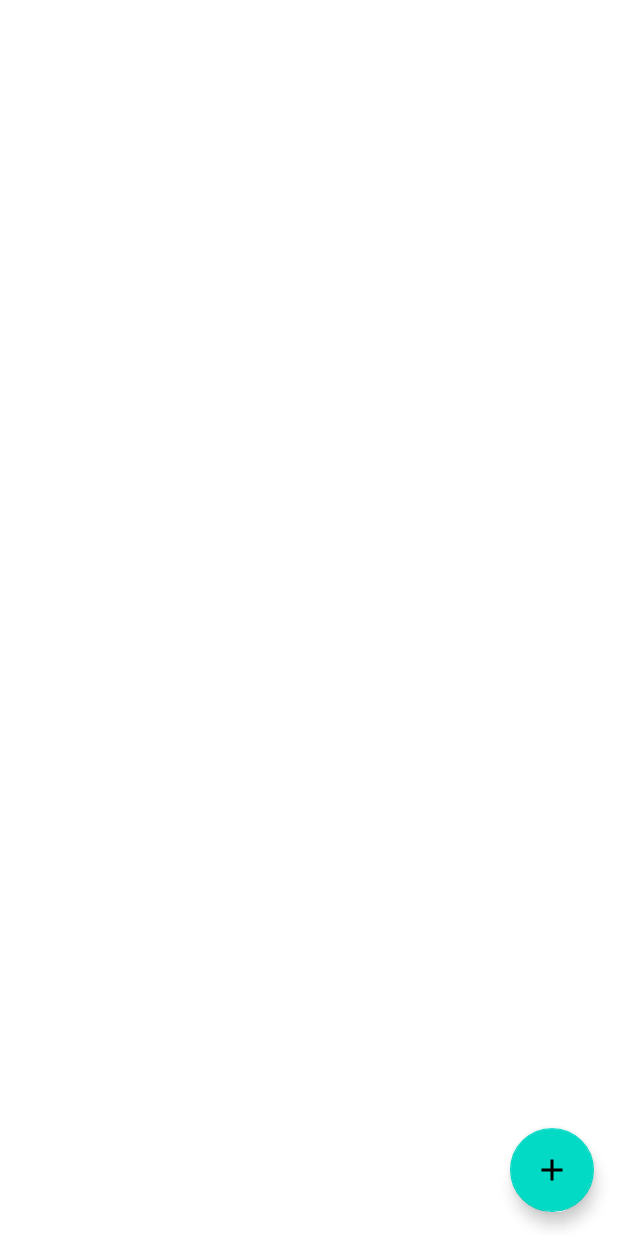
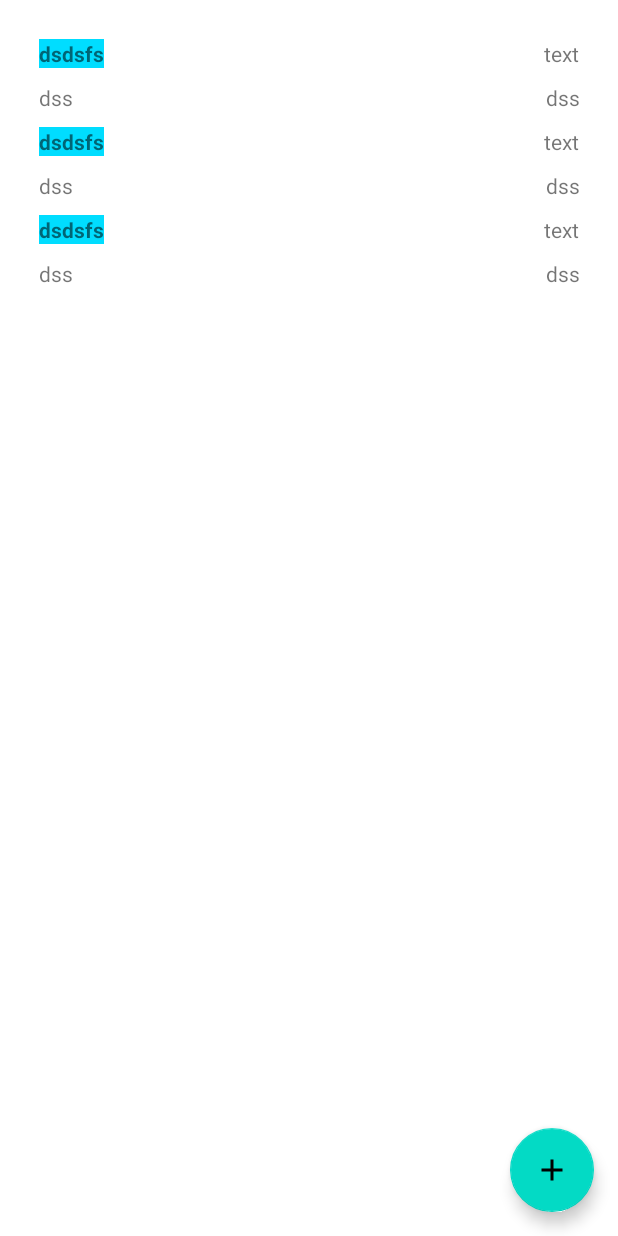
Before and after one commit to Marco-Macedo/PROJETO, an Android app: the layout activity_main.xml on its own in the app's theme, with its tools: preview values and no code run, on a phone screen of 412 x 824 dp. Run offline under Robolectric (Android 15) with nearby library versions, the phone set to English and light mode, and no system bars.

```diff
--- a/app/src/main/java/com/example/projeto/MainActivity.kt
+++ b/app/src/main/java/com/example/projeto/MainActivity.kt
@@ -100,7 +100,11 @@ class MainActivity : AppCompatActivity() {
                 startActivity(intent)
                 true
             }
-
+            R.id.remove_all -> {
+                Toast.makeText(this, "Notas Limpas...", Toast.LENGTH_SHORT ).show()
+                titleViewModel.deleteAll()
+                true
+            }
             else -> super.onOptionsItemSelected(item)
         }
     }
--- a/app/src/main/java/com/example/projeto/adapters/TitleAdapter.kt
+++ b/app/src/main/java/com/example/projeto/adapters/TitleAdapter.kt
@@ -38,6 +38,7 @@ class TitleAdapter internal constructor(
         holder.TextView2.text=current.notes
         holder.TextView3.text = current.date
 
+
     }
 
     internal fun setTitles(titles: List<Title>) {
--- a/app/src/main/java/com/example/projeto/dao/TitleDao.kt
+++ b/app/src/main/java/com/example/projeto/dao/TitleDao.kt
@@ -8,7 +8,7 @@ import androidx.room.Query
 import com.example.projeto.entities.Title
 
 @Dao
-interface TitleDao {
+interface  TitleDao {
     @Query("SELECT * from title_table ORDER BY title ASC")
     fun getAlphabetizedTitles(): LiveData<List<Title>>
 
--- a/app/src/main/java/com/example/projeto/db/TitleRepository.kt
+++ b/app/src/main/java/com/example/projeto/db/TitleRepository.kt
@@ -13,6 +13,8 @@ class TitleRepository(private val titleDao: TitleDao) {
 
     suspend fun insert(title: Title) {
         titleDao.insert(title)
-
+    }
+    suspend fun deleteAll(){
+        titleDao.deleteAll()
     }
 }
--- a/app/src/main/java/com/example/projeto/viewModel/TitleViewModel.kt
+++ b/app/src/main/java/com/example/projeto/viewModel/TitleViewModel.kt
@@ -31,4 +31,9 @@ class TitleViewModel(application: Application) : AndroidViewModel(application) {
     fun insert(title: Title) = viewModelScope.launch(Dispatchers.IO) {
         repository.insert(title)
     }
+
+    //delete All
+    fun deleteAll() = viewModelScope.launch(Dispatchers.IO){
+    repository.deleteAll()
+    }
 }
--- a/app/src/main/res/layout/activity_add_title.xml
+++ b/app/src/main/res/layout/activity_add_title.xml
@@ -11,7 +11,7 @@
         android:fontFamily="sans-serif-light"
         android:inputType="textAutoComplete"
         android:textSize="18sp"
-        android:text="Title"/>
+        />
 
     <EditText
         android:id="@+id/notes"
@@ -20,7 +20,7 @@
         android:fontFamily="sans-serif-light"
         android:inputType="textAutoComplete"
         android:textSize="18sp"
-        android:text="Note"/>
+        />
 
     <EditText
         android:id="@+id/date"
@@ -29,7 +29,7 @@
         android:fontFamily="sans-serif-light"
         android:inputType="textAutoComplete"
         android:textSize="18sp"
-        android:text="Date"/>
+        />
 
     <Button
         android:id="@+id/button_save"
--- a/app/src/main/res/layout/recyclerline.xml
+++ b/app/src/main/res/layout/recyclerline.xml
@@ -11,14 +11,16 @@
         android:textStyle="bold"
         android:layout_width="wrap_content"
         android:layout_height="wrap_content"
-        android:background="@android:color/holo_blue_bright"></TextView>
+        android:background="@android:color/holo_blue_bright"
+        android:text="dsdsfs"></TextView>
 
     <TextView
         android:id="@+id/notes"
         android:layout_below="@id/title"
         android:layout_alignLeft="@+id/title"
         android:layout_width="wrap_content"
-        android:layout_height="wrap_content"></TextView>
+        android:layout_height="wrap_content"
+        android:text="dss"></TextView>
 
     <TextView
         android:id="@+id/date"
@@ -26,5 +28,17 @@
         android:layout_alignParentRight="true"
         android:layout_marginRight="10dp"
         android:layout_width="wrap_content"
-        android:layout_height="wrap_content"></TextView>
+        android:layout_height="wrap_content"
+        android:text="text"></TextView>
+
+    <TextView
+        android:id="@+id/id"
+        android:layout_width="wrap_content"
+        android:layout_height="wrap_content"
+        android:layout_below="@id/date"
+        android:layout_alignLeft="@+id/date"
+        android:layout_marginLeft="1dp"
+        android:layout_marginTop="10dp"
+        android:text="dss"></TextView>
+
 </RelativeLayout>
--- a/app/src/main/res/menu/menu.xml
+++ b/app/src/main/res/menu/menu.xml
@@ -11,6 +11,8 @@
                 />
             <item android:id="@+id/edit"
                 android:title="@string/Edit"/>
+            <item android:id="@+id/remove_all"
+                android:title="Remove All"/>
         </menu>
     </item>
 
```
